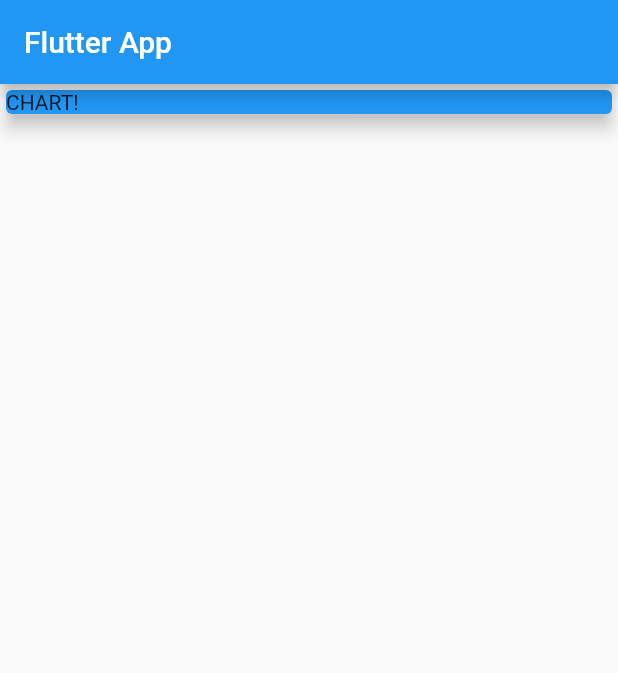
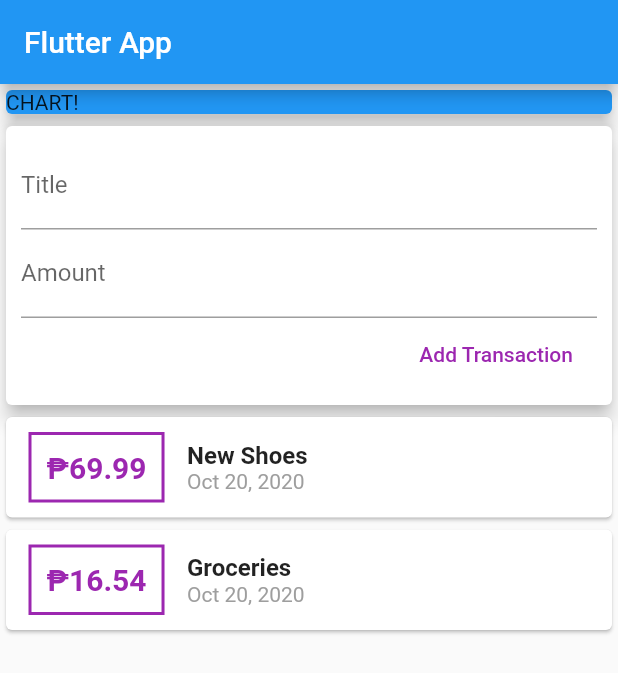
Before and after one commit to djaldave/flutter_by_aldave, a Flutter app: the screen it shows after launch, on a phone screen of 412 x 824 dp. Shown: the top 673 px of the screen. Run offline on Flutter 3.47's test engine with Material 2 defaults, Android fonts, the phone set to English and light mode, and no system bars.

Commit message:
connecting widgets and managing data

```diff
--- a/lib/main.dart
+++ b/lib/main.dart
@@ -1,6 +1,7 @@
 import 'package:flutter/material.dart';
 
 import 'models/transaction.dart';
+import 'widgets/user_transaction.dart';
 
 void main() => runApp(MyApp());
 
@@ -38,6 +39,7 @@ class MyHomePage extends StatelessWidget {
               elevation: 5,
             ),
           ),
+          UserTransaction(),
         ],
       ),
     );
--- a/lib/widgets/transaction_list.dart
+++ b/lib/widgets/transaction_list.dart
@@ -1,13 +1,15 @@
 import 'package:flutter/material.dart';
 import 'package:intl/intl.dart';
 
-import 'file:///C:/Users/Administrator/IdeaProjects/flutter_by_aldave/lib/models/transaction.dart';
+import "../models/transaction.dart";
 
 class TransactionList extends StatelessWidget {
+  final List<Transaction> transactions;
+  TransactionList(this.transactions);
   @override
   Widget build(BuildContext context) {
     return Column(
-      children: _userTransaction.map((tx) {
+      children: transactions.map((tx) {
         return Card(
           child: Row(
             children: <Widget>[
--- a/lib/widgets/user_transaction.dart
+++ b/lib/widgets/user_transaction.dart
@@ -24,12 +24,24 @@ class _UserTransactionState extends State<UserTransaction> {
       date: DateTime.now(),
     ),
   ];
+
+  void _addNewTransaction(String title, double amount) {
+    final newTx = Transaction(
+        id: DateTime.now().toString(),
+        title: title,
+        amount: amount,
+        date: DateTime.now());
+    setState(() {
+      _userTransaction.add(newTx);
+    });
+  }
+
   @override
   Widget build(BuildContext context) {
     return Column(
       children: [
         NewTransaction(),
-        TransactionList(),
+        TransactionList(_userTransaction),
       ],
     );
   }
```
